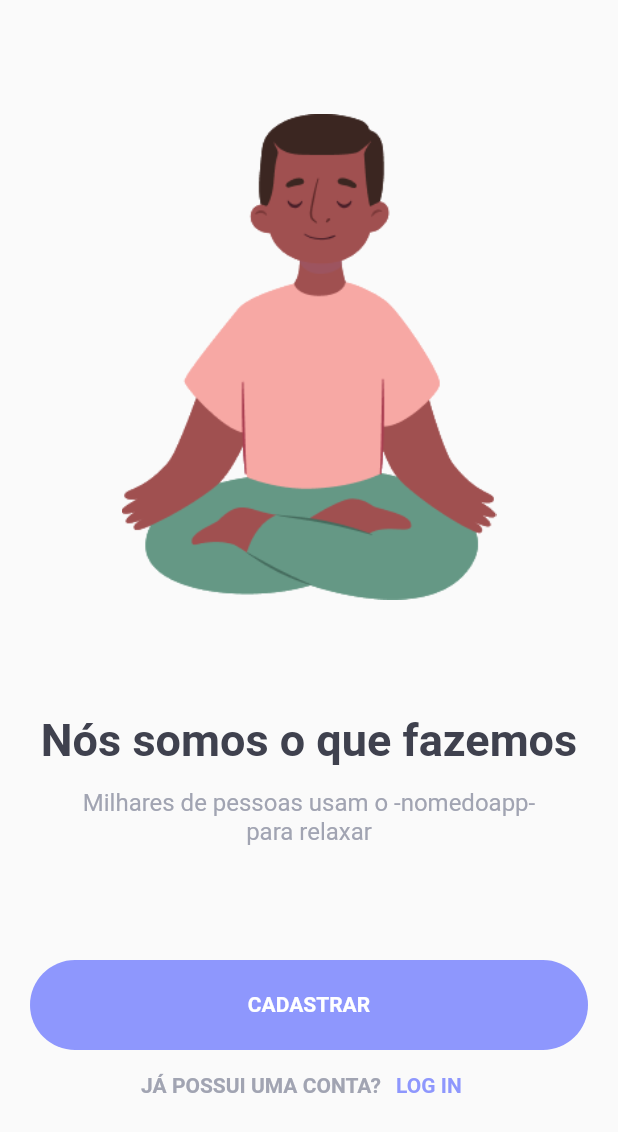
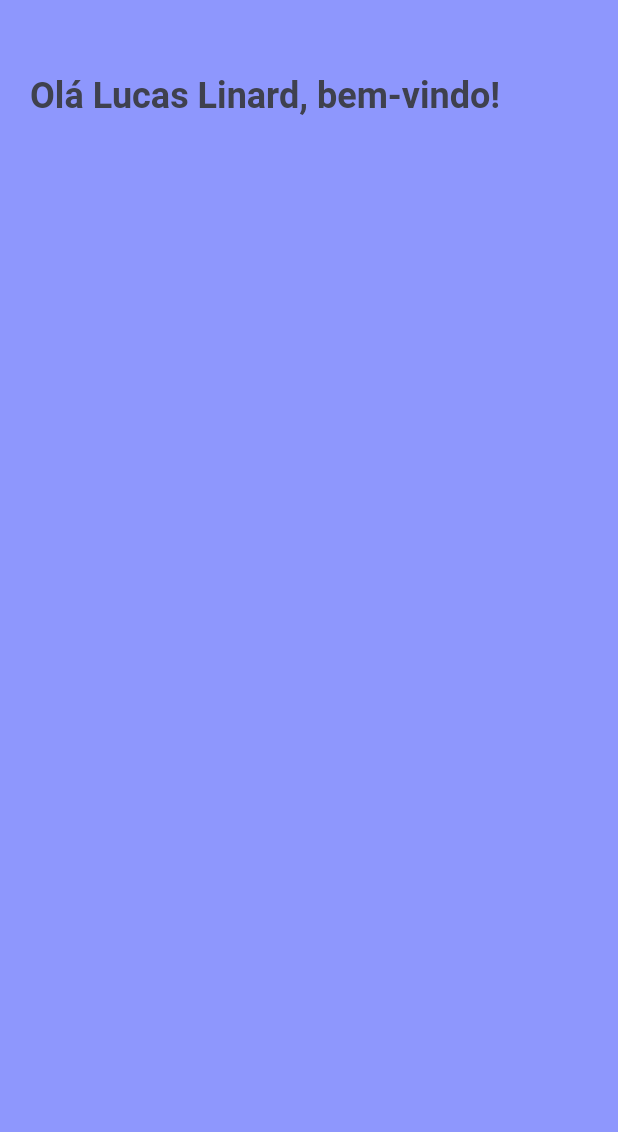
Before and after one commit to lucas0302/App-relaxamento, a Flutter app: the screen it shows after launch, after a tap on "CADASTRAR", on a phone screen of 412 x 824 dp. Shown: the top 1132 px of the screen. Run offline on Flutter 3.47's test engine with Material 3 defaults, Android fonts, the light colour scheme and no system bars; our stand-ins replace firebase_analytics, firebase_core; accounts and stored records are empty; generated files the repository leaves out were written again; Roboto replaces fonts that are missing (HelveticaNeue).

Commit message:
feat/welcome-screen

```diff
--- /dev/null
+++ b/lib/screen/home/welcome_screen.dart
@@ -0,0 +1,42 @@
+import 'package:app_relaxamento_faculdade/common/color_extension.dart';
+import 'package:flutter/material.dart';
+
+class WelcomeScreen extends StatefulWidget {
+  const WelcomeScreen({super.key});
+
+  @override
+  State<WelcomeScreen> createState() => _WelcomeScreenState();
+}
+
+class _WelcomeScreenState extends State<WelcomeScreen> {
+  @override
+  Widget build(BuildContext context) {
+    return Scaffold(
+      backgroundColor: const Color(0xff8E97FD),
+      body: Stack(
+        alignment: Alignment.bottomCenter,
+        children: [
+          Padding(
+            padding: const EdgeInsets.symmetric(horizontal: 20),
+            child: SafeArea(
+              child: Column(
+                children: [
+                  const SizedBox(
+                    height: 50,
+                  ),
+                  Text(
+                      "Olá Lucas Linard, bem-vindo!",
+                      style: TextStyle(
+                          color: Tcolor.primaryText,
+                          fontSize: 24,
+                          fontWeight: FontWeight.w700),
+                    ),
+                ],
+              ),
+            ),
+          )
+        ],
+      ),
+    );
+  }
+}
--- a/lib/screen/login/startup_screen.dart
+++ b/lib/screen/login/startup_screen.dart
@@ -1,5 +1,7 @@
 import 'package:app_relaxamento_faculdade/common/color_extension.dart';
 import 'package:app_relaxamento_faculdade/common_widget/round_button.dart';
+import 'package:app_relaxamento_faculdade/screen/home/reminder_screen.dart';
+import 'package:app_relaxamento_faculdade/screen/home/welcome_screen.dart';
 import 'package:app_relaxamento_faculdade/screen/login/login_screen.dart';
 import 'package:app_relaxamento_faculdade/screen/login/sign_up_screen.dart';
 import 'package:firebase_analytics/firebase_analytics.dart';
@@ -57,12 +59,11 @@ class _StartUpScreenState extends State<StartUpScreen> {
           ),
           const Spacer(),
           RoundButton(
-              title: "CADASTRAR",
-              onPressed: () async {
-                await FirebaseAnalytics.instance.logEvent(name: "clicou_cadastrar", parameters: {"userid":123});
-                await FirebaseAnalytics.instance.
-                context.push(const SignUpScreen());
-              }),
+            title: "CADASTRAR",
+            onPressed: () {
+              context.push(const WelcomeScreen());
+            },
+          ),
           Row(
             mainAxisAlignment: MainAxisAlignment.center,
             children: [
```
Also changed, not shown: lib/common_widget/circle_button.dart (added, +37 -0 lines), lib/screen/home/reminder_screen.dart (added, +136 -0 lines).
